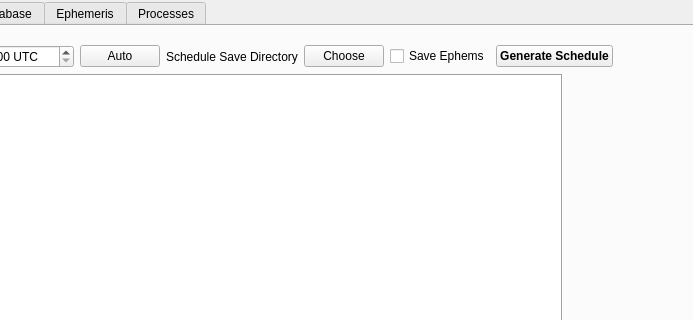
First picture: the form in MaestroCore/GUI/mainwindow.ui, repository sagesanto/scheduler, before the edit; both pictures show x 192 to 885 and y 0 to 320 of the 1094 by 727 pixel window.
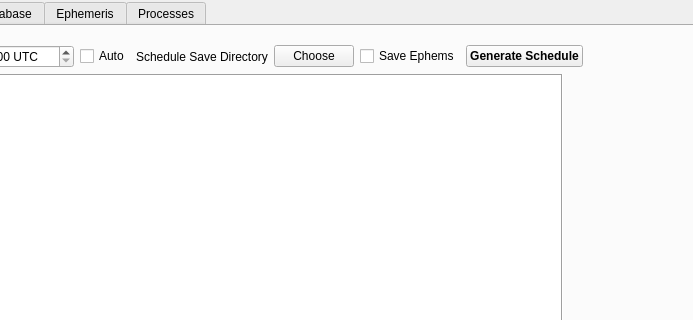
Second picture: the form after the edit. Custom widgets are drawn as their Qt base class.

Commit message: happy with where this is right now, think it's time to set up packaging

Patch:
```diff
--- a/MaestroCore/GUI/mainwindow.ui
+++ b/MaestroCore/GUI/mainwindow.ui
@@ -131,7 +131,7 @@
             </widget>
            </item>
            <item>
-            <widget class="QPushButton" name="scheduleAutoTimeSetButton">
+            <widget class="QCheckBox" name="scheduleAutoTimeSetCheckbox">
              <property name="text">
               <string>Auto</string>
              </property>
```
Left out of the diff: 15 changed lines with no effect on the pictures. The commit also changes 18 other files.
